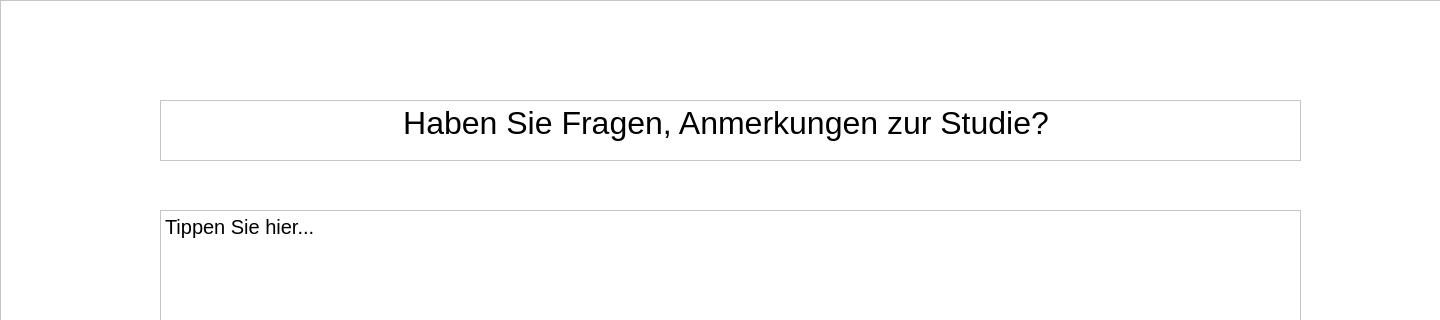
Qt form forms/open_end.ui (IKI-Lab/auscultation_AI_noise_exp) before a commit; both pictures show x 0 to 1440 and y 0 to 320 of the 1440 by 757 pixel window.
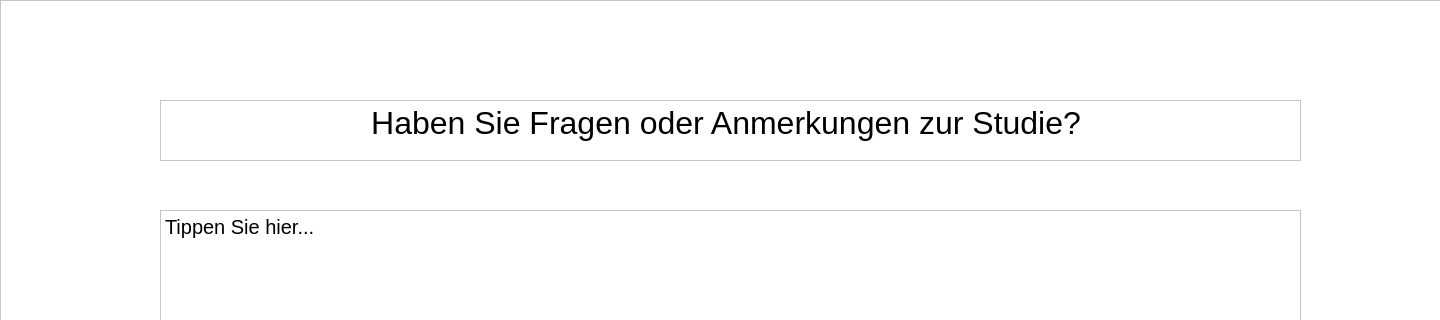
The same form after that commit.

Diff of the .ui file:
```diff
--- a/forms/open_end.ui
+++ b/forms/open_end.ui
@@ -79,7 +79,7 @@
 &lt;html&gt;&lt;head&gt;&lt;meta name=&quot;qrichtext&quot; content=&quot;1&quot; /&gt;&lt;style type=&quot;text/css&quot;&gt;
 p, li { white-space: pre-wrap; }
 &lt;/style&gt;&lt;/head&gt;&lt;body style=&quot; font-family:'.AppleSystemUIFont'; font-size:13pt; font-weight:400; font-style:normal;&quot;&gt;
-&lt;p align=&quot;center&quot; style=&quot; margin-top:0px; margin-bottom:0px; margin-left:0px; margin-right:0px; -qt-block-indent:0; text-indent:0px;&quot;&gt;&lt;span style=&quot; font-family:'Helvetica Neue'; font-size:24pt;&quot;&gt;Haben Sie Fragen, Anmerkungen zur Studie?&lt;/span&gt;&lt;span style=&quot; font-size:24pt;&quot;&gt; &lt;/span&gt;&lt;/p&gt;&lt;/body&gt;&lt;/html&gt;</string>
+&lt;p align=&quot;center&quot; style=&quot; margin-top:0px; margin-bottom:0px; margin-left:0px; margin-right:0px; -qt-block-indent:0; text-indent:0px;&quot;&gt;&lt;span style=&quot; font-family:'Helvetica Neue'; font-size:24pt;&quot;&gt;Haben Sie Fragen oder Anmerkungen zur Studie?&lt;/span&gt;&lt;span style=&quot; font-size:24pt;&quot;&gt; &lt;/span&gt;&lt;/p&gt;&lt;/body&gt;&lt;/html&gt;</string>
     </property>
    </widget>
    <widget class="QPlainTextEdit" name="plainTextEdit">
```
